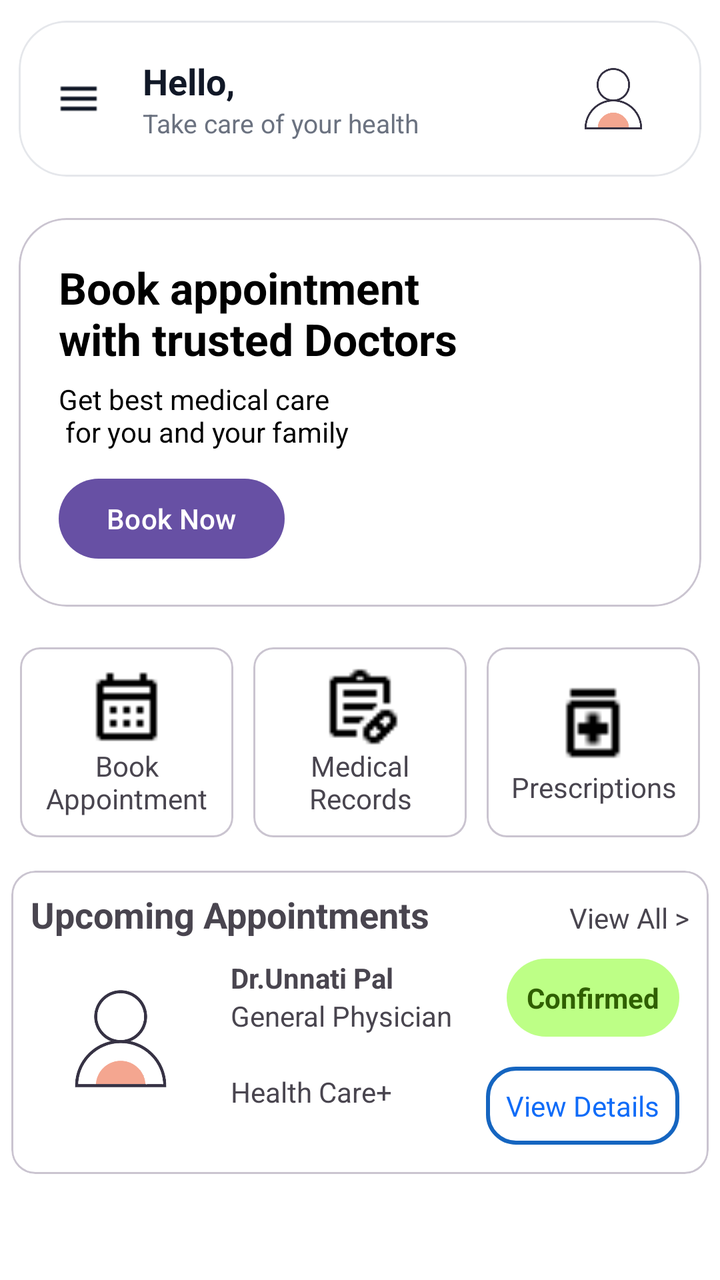
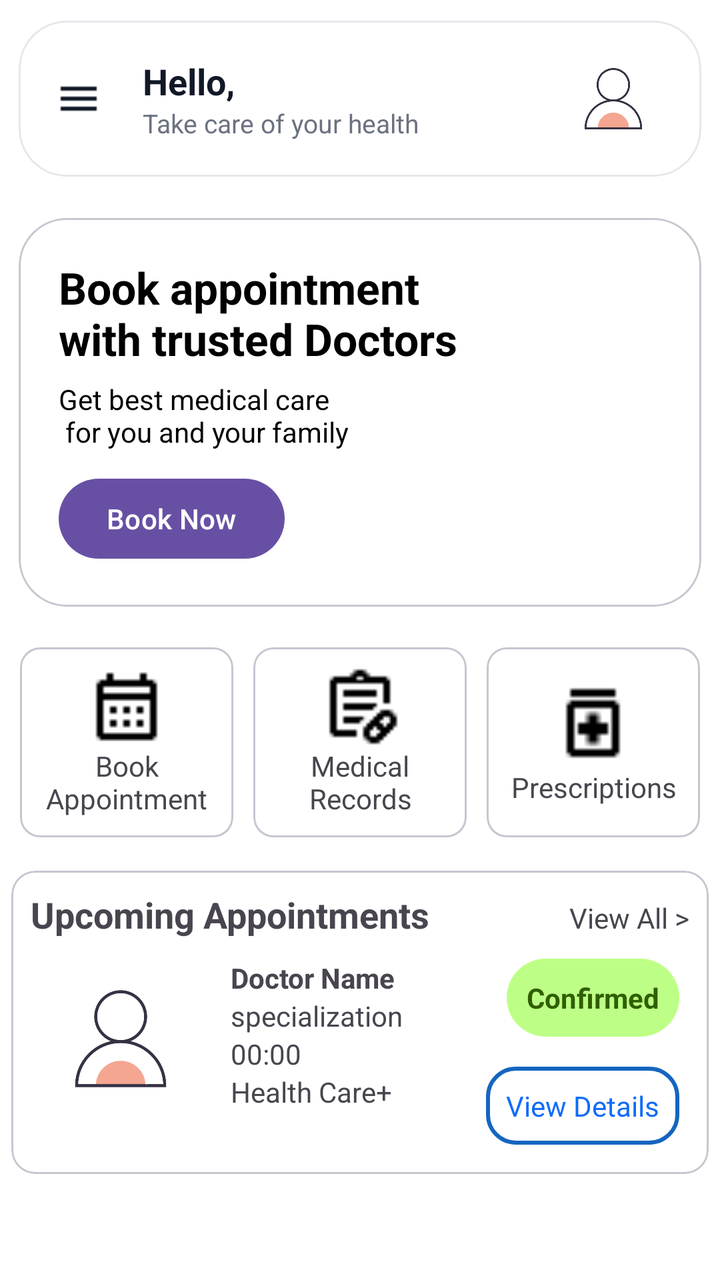

An Android layout rendered at two revisions. The XML below is the earlier revision; the diff shows what the commit changed to produce the second picture.
<!-- AndroidManifest.xml: application theme Theme.Hospital_Appointment_System -->
<!-- res/layout/activity_patient_dashboard.xml -->
<?xml version="1.0" encoding="UTF-8"?>
<LinearLayout xmlns:android="http://schemas.android.com/apk/res/android"
    xmlns:app="http://schemas.android.com/apk/res-auto"
    xmlns:tools="http://schemas.android.com/tools"
    android:id="@+id/main"
    android:layout_width="match_parent"
    android:layout_height="match_parent"
    android:background="@color/background"
    android:orientation="vertical"
    android:gravity="center|center_vertical"
    tools:context=".Doctor_DashBoard_Activity">

    <com.google.android.material.card.MaterialCardView
        android:layout_width="match_parent"
        android:layout_height="wrap_content"
        android:layout_gravity="top"
        app:cardCornerRadius="24dp"
        app:cardUseCompatPadding="true"
        app:strokeColor="#E5E7EB"
        app:strokeWidth="1dp">

        <LinearLayout
            android:layout_width="match_parent"
            android:layout_height="wrap_content"
            android:background="@color/white"
            android:gravity="center_vertical"
            android:paddingStart="10dp"
            android:paddingEnd="20dp"
            android:orientation="horizontal"
            android:padding="15dp">

            
            <ImageButton
                android:id="@+id/hamburger"
                android:layout_width="40dp"
                android:layout_height="40dp"
                android:background="?attr/selectableItemBackgroundBorderless"
                android:padding="8dp"
                android:src="@drawable/menu"
                app:tint="#111827" />

            
            <LinearLayout
                android:layout_width="0dp"
                android:layout_height="wrap_content"
                android:layout_marginStart="12dp"
                android:layout_weight="1"
                android:orientation="vertical">

                <TextView
                    android:id="@+id/patient_name"
                    android:layout_width="wrap_content"
                    android:layout_height="wrap_content"
                    android:text="Hello,"
                    android:textColor="#111827"
                    android:textSize="18sp"
                    android:textStyle="bold" />

                <TextView
                    android:layout_width="wrap_content"
                    android:layout_height="wrap_content"
                    android:text="Take care of your health"
                    android:textColor="#6B7280"
                    android:textSize="13sp" />
            </LinearLayout>

            
            <com.google.android.material.imageview.ShapeableImageView
                android:id="@+id/patient_profile_image"
                android:layout_width="48dp"
                android:layout_height="48dp"
                android:scaleType="centerCrop"
                android:src="@drawable/avatar"
                app:shapeAppearanceOverlay="@style/CircleImageView" />
        </LinearLayout>

    </com.google.android.material.card.MaterialCardView>

    <com.google.android.material.card.MaterialCardView
        android:layout_width="match_parent"
        android:layout_height="wrap_content"
        android:layout_gravity="top"
        app:cardUseCompatPadding="true"

        app:cardCornerRadius="24dp">

        <LinearLayout
            android:layout_width="match_parent"
            android:layout_height="wrap_content"
            android:orientation="vertical"
            android:background="@color/white"
            android:padding="20dp">

            <TextView
                android:layout_width="wrap_content"
                android:layout_height="wrap_content"
                android:textColor="@color/black"
                android:text="Book appointment \nwith trusted Doctors"
                android:textSize="22sp"
                android:textStyle="bold"/>

            <TextView
                android:layout_width="wrap_content"
                android:layout_height="wrap_content"
                android:text="Get best medical care \n for you and your family"
                android:layout_marginTop="6dp"
                android:textColor="@color/black"
                android:textSize="14sp"/>

            <com.google.android.material.button.MaterialButton
                android:id="@+id/book_appointment"
                android:layout_marginTop="10dp"
                android:layout_width="wrap_content"
                android:layout_height="wrap_content"
                android:text="Book Now"/>

        </LinearLayout>
    </com.google.android.material.card.MaterialCardView>

    <LinearLayout
        android:layout_width="match_parent"
        android:layout_height="wrap_content"
        android:padding="10dp"
        android:orientation="horizontal">

        <com.google.android.material.card.MaterialCardView
            android:layout_width="103dp"
            android:layout_height="95dp"
            android:layout_gravity="start"
            android:layout_weight="1"
            android:layout_marginRight="10dp"
            app:cardCornerRadius="10dp">
            <LinearLayout
                android:id="@+id/book_appointment_layout"
                android:layout_width="match_parent"
                android:layout_height="match_parent"
                android:background="@drawable/appointment_bar"
                android:orientation="vertical"
                android:layout_row="0"

                android:gravity="center"
                android:layout_column="1"
                android:padding="8dp"
                android:paddingStart="10dp"
                android:paddingEnd="10dp"
                android:elevation="10dp">

                <com.google.android.material.imageview.ShapeableImageView
                    android:layout_width="40dp"
                    android:layout_height="40dp"
                    android:src="@drawable/appontment_calender"/>

                <TextView
                    android:layout_width="wrap_content"
                    android:layout_height="wrap_content"
                    android:gravity="center"
                    android:text="Book\nAppointment" />

            </LinearLayout>
        </com.google.android.material.card.MaterialCardView>

        <com.google.android.material.card.MaterialCardView
            android:layout_width="103dp"
            android:layout_height="95dp"
            app:cardCornerRadius="10dp"
            android:layout_weight="1"
            android:layout_marginRight="10dp"
            android:layout_gravity="center">
            <LinearLayout
                android:id="@+id/medical_records"
                android:layout_width="match_parent"
                android:layout_height="match_parent"
                android:background="@drawable/appointment_bar"
                android:orientation="vertical"
                android:layout_row="0"
                android:gravity="center"
                android:layout_column="1"
                android:padding="8dp"
                android:paddingStart="10dp"
                android:paddingEnd="10dp"
                android:elevation="10dp">

                <com.google.android.material.imageview.ShapeableImageView
                    android:layout_width="40dp"
                    android:layout_height="40dp"
                    android:src="@drawable/record"/>

                <TextView
                    android:layout_width="wrap_content"
                    android:layout_height="wrap_content"
                    android:gravity="center"
                    android:text="Medical\nRecords"/>

            </LinearLayout>
        </com.google.android.material.card.MaterialCardView>


        <com.google.android.material.card.MaterialCardView
            android:layout_width="103dp"
            android:layout_height="95dp"
            android:layout_gravity="end"
            android:layout_weight="1"
            app:cardCornerRadius="10dp">
            <LinearLayout
                android:id="@+id/prescription"
                android:layout_width="match_parent"
                android:layout_height="match_parent"
                android:background="@drawable/appointment_bar"
                android:orientation="vertical"
                android:layout_row="0"
                android:gravity="center"
                android:layout_column="1"
                android:padding="8dp"
                android:paddingStart="10dp"
                android:paddingEnd="10dp"
                android:elevation="10dp">

                <com.google.android.material.imageview.ShapeableImageView
                    android:layout_width="45dp"
                    android:layout_height="45dp"
                    android:src="@drawable/med"/>

                <TextView
                    android:layout_width="wrap_content"
                    android:layout_height="wrap_content"
                    android:gravity="center"
                    android:text="Prescriptions" />
            </LinearLayout>
        </com.google.android.material.card.MaterialCardView>

    </LinearLayout>

    <com.google.android.material.card.MaterialCardView
        android:layout_width="match_parent"
        android:layout_height="wrap_content"
        android:background="@color/white"
        app:cardUseCompatPadding="true">

        <LinearLayout
            android:layout_width="match_parent"
            android:layout_height="wrap_content"
            android:background="@color/white"
            android:orientation="vertical"
            android:padding="10dp">

            <LinearLayout
                android:layout_width="match_parent"
                android:layout_height="wrap_content"
                android:layout_marginBottom="5dp"
                android:orientation="horizontal">

                <TextView
                    android:layout_width="wrap_content"
                    android:layout_height="wrap_content"
                    android:layout_weight="1"
                    android:textSize="18sp"
                    android:text="Upcoming Appointments"
                    android:textStyle="bold" />

                <TextView
                    android:id="@+id/all_appointments"
                    android:layout_width="wrap_content"
                    android:layout_height="wrap_content"
                    android:text="View All >" />

            </LinearLayout>

            <LinearLayout
                android:layout_width="match_parent"
                android:layout_height="wrap_content"
                android:orientation="horizontal"
                android:padding="5dp">

                <com.google.android.material.imageview.ShapeableImageView
                    android:id="@+id/doctor_profile_photo"
                    android:layout_width="80dp"
                    android:layout_height="80dp"
                    android:padding="2dp"
                    android:src="@drawable/avatar"
                    app:shapeAppearanceOverlay="@style/CircleImageView" />


                <LinearLayout
                    android:layout_width="wrap_content"
                    android:layout_height="wrap_content"
                    android:layout_marginLeft="15dp"
                    android:layout_weight="1"
                    android:orientation="vertical">

                    <TextView
                        android:id="@+id/dotor_name"
                        android:layout_width="wrap_content"
                        android:layout_height="wrap_content"
                        android:text="Dr.Unnati Pal"
                        android:textStyle="bold" />

                    <TextView
                        android:id="@+id/doctor_secilization"
                        android:layout_width="wrap_content"
                        android:layout_height="wrap_content"
                        android:text="General Physician" />

                    <TextView
                        android:id="@+id/appointment_time"
                        android:layout_width="wrap_content"
                        android:layout_height="wrap_content" />

                    <TextView
                        android:id="@+id/hospital_name"
                        android:layout_width="wrap_content"
                        android:layout_height="wrap_content"
                        android:text="Health Care+" />


                </LinearLayout>

                <LinearLayout
                    android:layout_width="wrap_content"
                    android:layout_height="wrap_content"
                    android:orientation="vertical">

                    <TextView
                        android:id="@+id/appointment_status"
                        android:layout_width="wrap_content"
                        android:layout_height="wrap_content"
                        android:layout_gravity="end"
                        android:layout_marginBottom="15dp"
                        android:background="@drawable/complete"
                        android:padding="10dp"
                        android:text="Confirmed"
                        android:textColor="@color/completed"
                        android:textStyle="bold" />


                    <TextView
                        android:id="@+id/doctor_details"
                        android:layout_width="wrap_content"
                        android:layout_height="wrap_content"
                        android:background="@drawable/register"
                        android:padding="10dp"
                        android:text="View Details"

                        android:textColor="@color/link" />


                </LinearLayout>

            </LinearLayout>

        </LinearLayout>


    </com.google.android.material.card.MaterialCardView>


    <LinearLayout
        android:layout_width="match_parent"
        android:padding="10dp"
        app:cardUseCompatPadding="true"
        android:layout_marginBottom="20dp"
        android:layout_height="wrap_content">

        <LinearLayout
            android:layout_width="match_parent"
            android:layout_height="match_parent"
            android:orientation="vertical">

            <TextView
                android:layout_width="wrap_content"
                android:layout_height="wrap_content"
                android:textSize="18sp"
                android:textStyle="bold"
                android:layout_marginBottom="20dp"
                android:text="Health Tools"/>


            <LinearLayout
                android:layout_width="match_parent"
                android:layout_height="wrap_content"
                android:orientation="horizontal">

                <com.google.android.material.card.MaterialCardView
                    android:layout_width="100dp"
                    android:layout_height="100dp"
                    android:layout_gravity="center"
                    android:layout_marginRight="20dp"
                    android:layout_weight="1">

                    <LinearLayout
                        android:id="@+id/health_tips"
                        android:layout_width="match_parent"
                        android:layout_height="match_parent"
                        android:gravity="center"
                        android:background="@color/white"
                        android:orientation="vertical">

                        <com.google.android.material.imageview.ShapeableImageView
                            android:layout_width="40dp"
                            android:layout_height="40dp"
                            android:src="@drawable/heart" />

                        <TextView
                            android:layout_width="wrap_content"
                            android:layout_height="wrap_content"
                            android:gravity="center"
                            android:text="Health \n Tips" />

                    </LinearLayout>




                </com.google.android.material.card.MaterialCardView>

                <com.google.android.material.card.MaterialCardView
                    android:layout_width="100dp"
                    android:layout_height="100dp"
                    android:layout_marginRight="20dp"
                    android:layout_weight="1">

                    <LinearLayout
                        android:id="@+id/precautions"
                        android:layout_width="match_parent"
                        android:layout_height="match_parent"
                        android:layout_gravity="center"
                        android:orientation="vertical"
                        android:background="@color/white"
                        android:gravity="center">

                        <com.google.android.material.imageview.ShapeableImageView
                            android:layout_width="40dp"
                            android:layout_height="40dp"
                            android:src="@drawable/caution" />

                        <TextView
                            android:layout_width="wrap_content"
                            android:layout_height="wrap_content"
                            android:text="Precautions" />

                    </LinearLayout>




                </com.google.android.material.card.MaterialCardView>

                <com.google.android.material.card.MaterialCardView
                    android:layout_width="100dp"
                    android:layout_height="100dp"


                    android:layout_weight="1">

                    <LinearLayout
                        android:id="@+id/feedback"
                        android:layout_width="match_parent"
                        android:layout_height="match_parent"
                        android:layout_gravity="center"
                        android:orientation="vertical"
                        android:background="@color/white"
                        android:gravity="center" >

                        <com.google.android.material.imageview.ShapeableImageView
                            android:layout_width="40dp"
                            android:layout_height="40dp"
                            android:src="@drawable/feedback" />

                        <TextView
                            android:layout_width="wrap_content"
                            android:layout_height="wrap_content"
                            android:gravity="center"
                            android:text="Feedback"/>


                    </LinearLayout>




                </com.google.android.material.card.MaterialCardView>

            </LinearLayout>


        </LinearLayout>

    </LinearLayout>


    <androidx.constraintlayout.widget.ConstraintLayout
        android:layout_width="match_parent"
        android:layout_height="match_parent">

        <com.google.android.material.card.MaterialCardView
            android:layout_width="match_parent"
            android:layout_height="wrap_content"
            android:layout_gravity="bottom"
            app:layout_constraintBottom_toBottomOf="parent"
            app:layout_constraintEnd_toEndOf="parent"
            app:layout_constraintStart_toStartOf="parent">

            <com.google.android.material.bottomnavigation.BottomNavigationView
                android:id="@+id/bottomNavigationView"
                android:layout_width="match_parent"
                android:layout_height="match_parent"
                android:layout_alignParentBottom="true"
                android:background="@color/white"
                app:layout_constraintBottom_toBottomOf="parent"
                app:layout_constraintEnd_toEndOf="parent"
                app:layout_constraintHorizontal_bias="0.0"
                app:layout_constraintStart_toStartOf="parent"
                app:menu="@menu/patient_bottom_menu" />


        </com.google.android.material.card.MaterialCardView>
    </androidx.constraintlayout.widget.ConstraintLayout>



</LinearLayout>
<!-- resources referenced by this layout -->
<resources>
  <color name="background">#FFFFFF</color>
  <color name="black">#FF000000</color>
  <color name="completed">#2F5F00</color>
  <color name="link">#106CF8</color>
  <color name="white">#FFFFFFFF</color>
  <!-- drawable appointment_bar (drawable) -->
  <?xml version="1.0" encoding="utf-8"?>
  <shape xmlns:android="http://schemas.android.com/apk/res/android"
      android:shape="rectangle">
  
      <stroke android:color="@color/white" android:width="1dp"/>
      <corners android:radius="10dp"/>
      <solid android:color="@color/white"/>
  
  </shape>
  <!-- drawable appontment_calender: png bitmap (drawable, 285 bytes) -->
  <!-- drawable avatar: png bitmap (drawable, 21592 bytes) -->
  <!-- drawable caution: png bitmap (drawable, 83670 bytes) -->
  <!-- drawable complete (drawable) -->
  <?xml version="1.0" encoding="utf-8"?>
  <shape xmlns:android="http://schemas.android.com/apk/res/android"
      android:shape="rectangle">
  
      <solid android:color="@color/complete"/>
      <corners android:radius="30dp"/>
  
  </shape>
  <!-- drawable feedback: png bitmap (drawable, 9564 bytes) -->
  <!-- drawable heart: png bitmap (drawable, 114711 bytes) -->
  <!-- drawable med: png bitmap (drawable, 274 bytes) -->
  <!-- drawable menu: png bitmap (drawable, 316 bytes) -->
  <!-- drawable record: png bitmap (drawable, 422 bytes) -->
  <!-- drawable register (drawable) -->
  <?xml version="1.0" encoding="utf-8"?>
  <shape xmlns:android="http://schemas.android.com/apk/res/android">
  
      <solid android:color="#FFFFFF"/>
  
      <stroke
          android:width="2dp"
          android:color="#1565C0"/>
  
      <corners android:radius="14dp"/>
  
  </shape>
  <style name="CircleImageView">
          <item name="cornerFamily">rounded</item>
          <item name="cornerSize">50%</item>
      </style>
  <style name="Theme.Hospital_Appointment_System" parent="Base.Theme.Hospital_Appointment_System" />
  <color name="complete">#7A76FF03</color>
  <style name="Base.Theme.Hospital_Appointment_System" parent="Theme.Material3.DayNight.NoActionBar">
          
          
      </style>
</resources>

<!-- the commit's change to res/layout/activity_patient_dashboard.xml (unified diff, before → after) -->
@@ -288,20 +288,21 @@
                     android:orientation="vertical">
 
                     <TextView
-                        android:id="@+id/dotor_name"
+                        android:id="@+id/doctor_name"
                         android:layout_width="wrap_content"
                         android:layout_height="wrap_content"
-                        android:text="Dr.Unnati Pal"
+                        android:text="Doctor Name"
                         android:textStyle="bold" />
 
                     <TextView
                         android:id="@+id/doctor_secilization"
                         android:layout_width="wrap_content"
                         android:layout_height="wrap_content"
-                        android:text="General Physician" />
+                        android:text="specialization" />
 
                     <TextView
                         android:id="@+id/appointment_time"
+                        android:text="00:00"
                         android:layout_width="wrap_content"
                         android:layout_height="wrap_content" />
 
@@ -489,32 +490,22 @@
 
     <androidx.constraintlayout.widget.ConstraintLayout
         android:layout_width="match_parent"
-        android:layout_height="match_parent">
-
-        <com.google.android.material.card.MaterialCardView
-            android:layout_width="match_parent"
-            android:layout_height="wrap_content"
-            android:layout_gravity="bottom"
+        android:layout_height="wrap_content">
+
+
+        <com.google.android.material.bottomnavigation.BottomNavigationView
+            android:id="@+id/bottomNavigationView"
+            android:layout_width="403dp"
+            android:layout_height="101dp"
+            android:layout_alignParentBottom="true"
+            android:background="@color/white"
             app:layout_constraintBottom_toBottomOf="parent"
             app:layout_constraintEnd_toEndOf="parent"
-            app:layout_constraintStart_toStartOf="parent">
-
-            <com.google.android.material.bottomnavigation.BottomNavigationView
-                android:id="@+id/bottomNavigationView"
-                android:layout_width="match_parent"
-                android:layout_height="match_parent"
-                android:layout_alignParentBottom="true"
-                android:background="@color/white"
-                app:layout_constraintBottom_toBottomOf="parent"
-                app:layout_constraintEnd_toEndOf="parent"
-                app:layout_constraintHorizontal_bias="0.0"
-                app:layout_constraintStart_toStartOf="parent"
-                app:menu="@menu/patient_bottom_menu" />
-
-
-        </com.google.android.material.card.MaterialCardView>
+            app:layout_constraintHorizontal_bias="0.0"
+            app:layout_constraintStart_toStartOf="parent"
+            app:layout_constraintTop_toTopOf="parent"
+            app:menu="@menu/patient_bottom_menu" />
     </androidx.constraintlayout.widget.ConstraintLayout>
 
 
-
 </LinearLayout>
